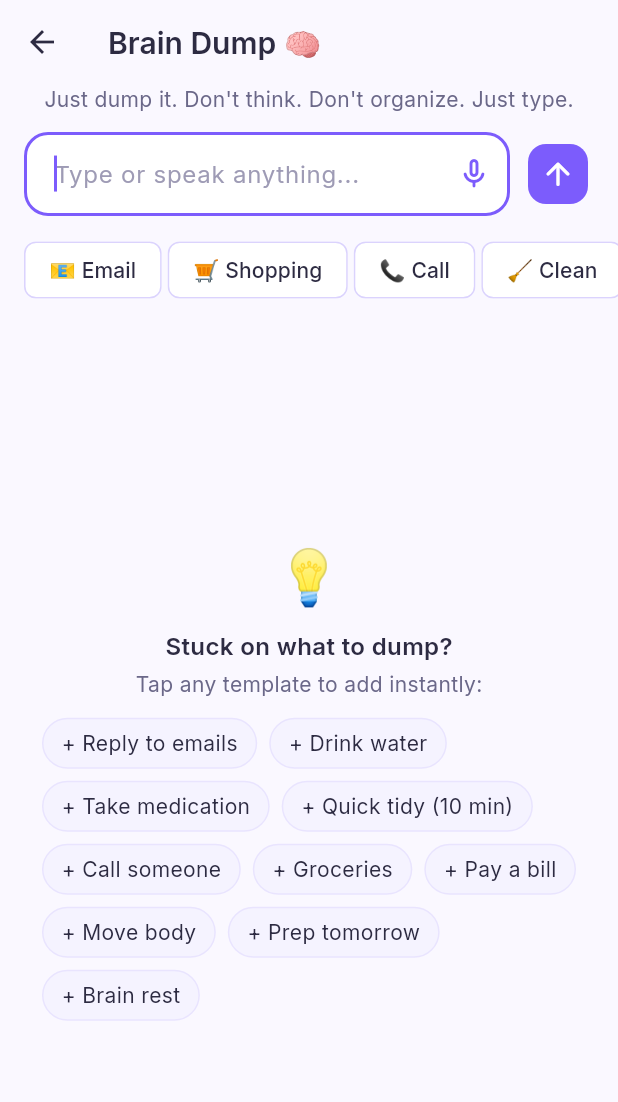
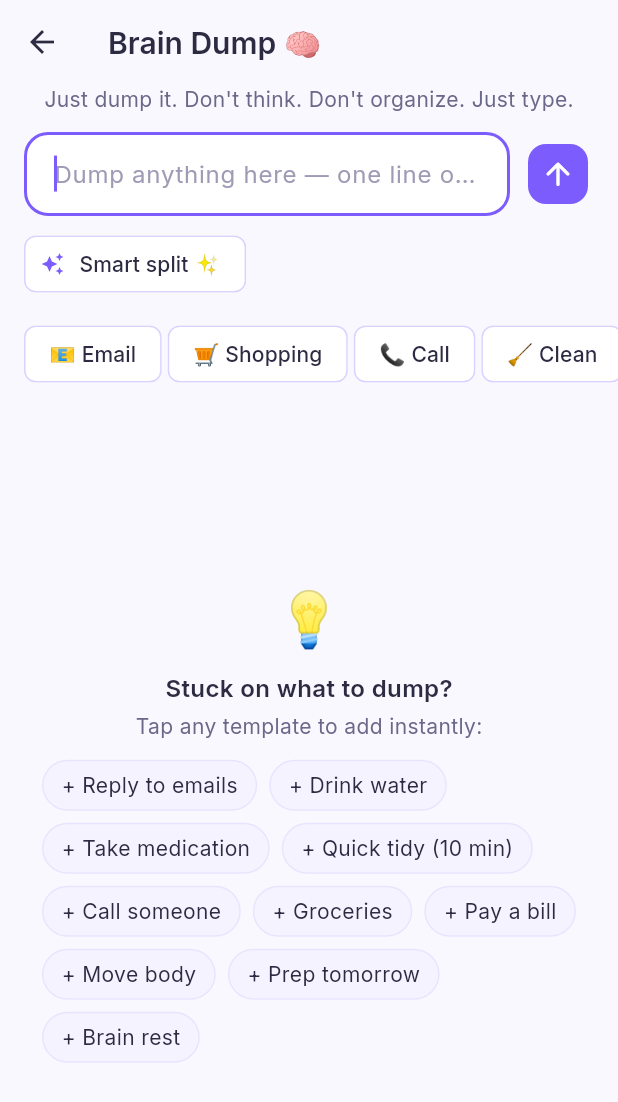
Before and after one commit to TheNishadhraj/Ekagra, a Flutter app: the BrainDumpScreen screen opened by its route, on a phone screen of 412 x 824 dp. Shown: the top 1102 px of the screen. Run offline on Flutter 3.47's test engine with Material 3 defaults, Android fonts, the phone set to English and light mode, and no system bars; our stand-ins replace flutter_animate, flutter_local_notifications, google_fonts, share_plus, shared_preferences, timezone; accounts and stored records are empty.

Commit message:
WI-2.1 (parser core): Smart split + removal of the fake voice sim
- lib/services/voice_dump_parser.dart: on-device transcript->tasks parser
  — fragment splitting (connectors + commas + newlines), filler
  stripping, date detection (today/tonight/tomorrow/this week/next
  week/by Friday/weekdays/someday), quick-add template matching with
  plural tolerance, garbage filtering. Pure functions, zero network.
- Brain Dump: the 2-second fake 'listening' mic (a K18-class honesty
  bug) is REMOVED; 'Smart split ✨' chip runs the parser on any typed or
  pasted blob into confirmable cards.
- FeatureFlags.voiceDump = unbuilt (honest); whisper binding deferred
  with owner decision brief docs/briefs/voice-yap-mode-brief.md
  (bundle vs first-run download; default: download).
- test/voice_dump_parser_test.dart: splitting, fillers/garbage, dates,
  templates, tidying, empty inputs.

Co-authored-by: arena-agent <297053741+arena-agent@users.noreply.github.com>

```diff
--- a/lib/config/feature_flags.dart
+++ b/lib/config/feature_flags.dart
@@ -64,6 +64,15 @@ class FeatureFlags {
   /// test/export_test.dart.
   static const dataExport = FeatureMaturity.live;
 
+  /// Voice "yap mode": NOT BUILT, and no UI implies otherwise. The old
+  /// Brain Dump mic button used to *simulate* listening for 2 seconds and
+  /// insert a hardcoded item — removed 2026-08-26 as a K18-class honesty
+  /// bug. What IS real today: the on-device transcript parser
+  /// (`VoiceDumpParser`, "Smart split") which turns any typed or pasted
+  /// dump into dated task cards. The whisper.cpp binding (first-run model
+  /// download) is deferred — docs/briefs/voice-yap-mode-brief.md.
+  static const voiceDump = FeatureMaturity.unbuilt;
+
   /// LIVE since WI-1.4 (2026-08-26): real local notifications via
   /// flutter_local_notifications — per-task gentle nudge sequence (max 3,
   /// then stops silently), one optional daily brief, one welcome-back
--- a/lib/screens/brain_dump/brain_dump_screen.dart
+++ b/lib/screens/brain_dump/brain_dump_screen.dart
@@ -7,6 +7,7 @@ import '../../config/theme.dart';
 import '../../providers/task_provider.dart';
 import '../../services/analytics_service.dart';
 import '../../services/monetization_service.dart';
+import '../../services/voice_dump_parser.dart';
 import '../../widgets/pro_gate.dart';
 
 class BrainDumpScreen extends StatefulWidget {
@@ -20,7 +21,7 @@ class _BrainDumpScreenState extends State<BrainDumpScreen> {
   final TextEditingController _controller = TextEditingController();
   final FocusNode _focusNode = FocusNode();
   final List<String> _dumpedItems = [];
-  bool _isListeningVoice = false;
+  final VoiceDumpParser _parser = VoiceDumpParser();
 
   final List<String> _categoryChips = const [
     '📧 Email',
@@ -92,21 +93,29 @@ class _BrainDumpScreenState extends State<BrainDumpScreen> {
     });
   }
 
-  void _toggleVoice() {
+  /// WI-2.1 core, shipped without the microphone: split a whole pasted or
+  /// typed brain-dump into confirmable task cards, with dates understood.
+  /// The on-device voice binding itself is `FeatureFlags.voiceDump`
+  /// (unbuilt, honestly) — see docs/briefs/voice-yap-mode-brief.md.
+  void _smartSplit() {
+    final text = _controller.text;
+    if (text.trim().isEmpty) return;
+    final fragments = _parser.parse(text);
+    if (fragments.isEmpty) return;
+
     setState(() {
-      _isListeningVoice = !_isListeningVoice;
+      for (final f in fragments) {
+        _dumpedItems.add(f.matchedTemplate ?? f.title);
+      }
+      _controller.clear();
     });
-    if (_isListeningVoice) {
-      // Simulate voice input adding a item after 2s
-      Future.delayed(const Duration(seconds: 2), () {
-        if (mounted && _isListeningVoice) {
-          _addItem('Call dentist for appointment');
-          setState(() {
-            _isListeningVoice = false;
-          });
-        }
-      });
-    }
+    _focusNode.requestFocus();
+
+    track(Ev.brainDumpCompleted, {
+      'source': 'smart_split',
+      'task_count': fragments.length,
+      'with_dates': fragments.where((f) => f.deadline != null).length,
+    });
   }
 
   /// Persist the dump and tell the user the truth about what was saved.
@@ -175,15 +184,8 @@ class _BrainDumpScreenState extends State<BrainDumpScreen> {
                       focusNode: _focusNode,
                       textInputAction: TextInputAction.done,
                       onSubmitted: _addItem,
-                      decoration: InputDecoration(
-                        hintText: 'Type or speak anything...',
-                        suffixIcon: IconButton(
-                          icon: Icon(
-                            _isListeningVoice ? Icons.mic_rounded : Icons.mic_none_rounded,
-                            color: _isListeningVoice ? EkagraColors.error : EkagraColors.primary,
-                          ),
-                          onPressed: _toggleVoice,
-                        ),
+                      decoration: const InputDecoration(
+                        hintText: 'Dump anything here — one line or one blob',
                       ),
                     ),
                   ),
@@ -198,32 +200,22 @@ class _BrainDumpScreenState extends State<BrainDumpScreen> {
               ),
             ),
 
-            if (_isListeningVoice)
-              Padding(
-                padding: const EdgeInsets.all(EkagraSpacing.md),
-                child: Container(
-                  padding: const EdgeInsets.symmetric(horizontal: 16, vertical: 8),
-                  decoration: BoxDecoration(
-                    color: EkagraColors.error.withValues(alpha: 0.1),
-                    borderRadius: BorderRadius.circular(EkagraRadius.full),
+            Padding(
+              padding: const EdgeInsets.fromLTRB(
+                EkagraSpacing.lg, EkagraSpacing.sm, EkagraSpacing.lg, 0),
+              child: Align(
+                alignment: Alignment.centerLeft,
+                child: ActionChip(
+                  avatar: const Icon(Icons.auto_awesome, size: 16),
+                  label: const Text('Smart split ✨'),
+                  backgroundColor: EkagraColors.surface,
+                  side: BorderSide(
+                    color: EkagraColors.primaryLight.withValues(alpha: 0.3),
                   ),
-                  child: const Row(
-                    mainAxisSize: MainAxisSize.min,
-                    children: [
-                      Icon(Icons.circle, color: EkagraColors.error, size: 10),
-                      SizedBox(width: 8),
-                      Text(
-                        'Listening... speak clearly',
-                        style: TextStyle(
-                          color: EkagraColors.error,
-                          fontWeight: FontWeight.w600,
-                          fontSize: 12,
-                        ),
-                      ),
-                    ],
-                  ),
+                  onPressed: _smartSplit,
                 ),
               ),
+            ),
 
             const SizedBox(height: EkagraSpacing.md),
 
--- /dev/null
+++ b/lib/services/voice_dump_parser.dart
@@ -0,0 +1,274 @@
+import '../config/constants.dart';
+import '../models/task_model.dart';
+
+/// Transcript-to-tasks parser ("yap mode" core, WI-2.1).
+///
+/// This is the brain of voice capture, built and shipped independently of
+/// the microphone: it turns one long unstructured stream — spoken or
+/// typed — into confirmable task cards with dates. Runs 100% on-device,
+/// no network, nothing to send anywhere ("Your words never leave this
+/// phone" is a structural claim, not a promise).
+///
+/// Grammar understood (deliberately tiny and forgiving):
+/// - fragment splits: newlines, "and then", "also", "oh and", "plus",
+///   "then", semicolons
+/// - fillers dropped: "um", "uh", "like", "hmm"
+/// - dates: today, tonight, tomorrow, this week, next week, "by Friday",
+///   "on Thursday", weekday names, "someday"
+/// - template matching maps fragments to the quick-add canon in
+///   EkagraConstants.commonTaskTemplates when they clearly mean one.
+class VoiceDumpParser {
+  List<ParsedFragment> parse(String transcript, {DateTime? now}) {
+    final today = now ?? DateTime.now();
+    final fragments = _split(transcript);
+    final out = <ParsedFragment>[];
+
+    for (final raw in fragments) {
+      var text = _stripFillers(raw);
+      if (!_isRealThought(text)) continue;
+
+      final date = _extractDate(text, today);
+      text = date?.cleanedTitle ?? text;
+      text = _tidy(text);
+      if (!_isRealThought(text)) continue;
+
+      out.add(
+        ParsedFragment(
+          title: text,
+          schedule: date?.schedule ?? TaskScheduleType.anytime,
+          deadline: date?.deadline,
+          matchedTemplate: _matchTemplate(text),
+        ),
+      );
+    }
+    return out;
+  }
+
+  // ── Splitting ─────────────────────────────────────────────────────────────
+
+  static const _splitPattern =
+      r'\n+|(?:\s+and\s+then\s+)|(?:\s+oh\s+and\s+)|(?:\s+and\s+also\s+)'
+      r'|(?:\s+also\s+)|(?:\s+plus\s+)|(?:,\s*then\s+)|(?:;\s*)|(?:,\s+)'
+      r'|(?:\s+and\s+)';
+
+  List<String> _split(String transcript) {
+    if (transcript.trim().isEmpty) return const [];
+    return transcript
+        .replaceAll(RegExp(_splitPattern, caseSensitive: false), '\u0001')
+        .split('\u0001')
+        .map((s) => s.trim())
+        .where((s) => s.isNotEmpty)
+        .toList();
+  }
+
+  // ── Filler stripping ──────────────────────────────────────────────────────
+
+  static const _fillers = {'um', 'uh', 'hmm', 'er', 'ah', 'like'};
+
+  String _stripFillers(String text) {
+    final words = text.split(RegExp(r'\s+'));
+    final kept = words.where((w) => !_fillers.contains(_word(w)));
+    return kept.join(' ');
+  }
+
+  String _word(String w) => w
+      .toLowerCase()
+      .replaceAll(RegExp(r'[^a-z0-9]'), '');
+
+  bool _isRealThought(String text) {
+    final cleaned = text.replaceAll(RegExp(r'[^A-Za-z0-9]'), '');
+    if (cleaned.length < 2) return false;
+    // A lone "ok", "tv" or "hmm hm" is an acknowledgement, not a thought.
+    // Keep anything with a real word (>=3 letters) or a digit in it.
+    final words = text.split(RegExp(r'[^A-Za-z0-9]+'))..removeWhere((w) => w.isEmpty);
+    return words.any((w) => w.length >= 3 || RegExp(r'\d').hasMatch(w));
+  }
+
+  // ── Date extraction ───────────────────────────────────────────────────────
+
+  static const _weekdays = [
+    'monday',
+    'tuesday',
+    'wednesday',
+    'thursday',
+    'friday',
+    'saturday',
+    'sunday',
+  ];
+
+  _DateSpec? _extractDate(String text, DateTime today) {
+    final lower = text.toLowerCase();
+
+    if (_containsWord(lower, 'someday')) {
+      return _DateSpec(
+        schedule: TaskScheduleType.someday,
+        deadline: null,
+        cleanedTitle: _removePhrase(text, 'someday'),
+      );
+    }
+    if (_containsWord(lower, 'tonight')) {
+      return _DateSpec(
+        schedule: TaskScheduleType.today,
+        deadline: _endOfDay(today),
+        cleanedTitle: _removePhrase(text, 'tonight'),
+      );
+    }
+    if (_containsWord(lower, 'today')) {
+      return _DateSpec(
+        schedule: TaskScheduleType.today,
+        deadline: _endOfDay(today),
+        cleanedTitle: _removePhrase(text, 'today'),
+      );
+    }
+    if (_containsWord(lower, 'tomorrow')) {
+      final when = today.add(const Duration(days: 1));
+      return _DateSpec(
+        schedule: TaskScheduleType.today,
+        deadline: _endOfDay(when),
+        cleanedTitle: _removePhrase(text, 'tomorrow'),
+      );
+    }
+    if (lower.contains('next week')) {
+      return _DateSpec(
+        schedule: TaskScheduleType.thisWeek,
+        deadline: _endOfDay(today.add(const Duration(days: 7))),
+        cleanedTitle: _removePhrase(text, 'next week'),
+      );
+    }
+    if (lower.contains('this week')) {
+      return _DateSpec(
+        schedule: TaskScheduleType.thisWeek,
+        deadline: _endOfDay(today.add(const Duration(days: 7))),
+        cleanedTitle: _removePhrase(text, 'this week'),
+      );
+    }
+
+    // "by Friday" / "on Thursday" / bare weekday.
+    for (var i = 0; i < _weekdays.length; i++) {
+      final day = _weekdays[i];
+      final by = RegExp('\\bby\\s+$day\\b');
+      final on = RegExp('\\bon\\s+$day\\b');
+      if (by.hasMatch(lower)) {
+        var title = text.replaceAll(RegExp(by.pattern, caseSensitive: false), '');
+        title = _removeLeadingJunk(title);
+        return _DateSpec(
+          schedule: TaskScheduleType.today,
+          deadline: _endOfDay(_nextOccurrence(i, today)),
+          cleanedTitle: title,
+        );
+      }
+      if (on.hasMatch(lower)) {
+        var title = text.replaceAll(RegExp(on.pattern, caseSensitive: false), '');
+        title = _removeLeadingJunk(title);
+        return _DateSpec(
+          schedule: TaskScheduleType.today,
+          deadline: _endOfDay(_nextOccurrence(i, today)),
+          cleanedTitle: title,
+        );
+      }
+    }
+    return null;
+  }
+
+  DateTime _nextOccurrence(int targetWeekday, DateTime today) {
+    final ahead = (targetWeekday - today.weekday + 7) % 7;
+    return today.add(Duration(days: ahead));
+  }
+
+  DateTime _endOfDay(DateTime d) =>
+      DateTime(d.year, d.month, d.day, 23, 59, 59);
+
+  bool _containsWord(String lower, String word) =>
+      RegExp('\\b$word\\b').hasMatch(lower);
+
+  String _removePhrase(String text, String phrase) =>
+      _removeLeadingJunk(text.replaceAll(RegExp('\\b$phrase\\b', caseSensitive: false), ''));
+
+  String _removeLeadingJunk(String text) =>
+      text.replaceFirst(RegExp(r'^[\s,.\-–—:]+'), '').trim();
+
+  // ── Template matching ─────────────────────────────────────────────────────
+
+  static const Map<String, String> _templateKeywords = {
+    'email': 'Reply to emails',
+    'mail': 'Reply to emails',
+    'inbox': 'Reply to emails',
+    'water': 'Drink water',
+    'hydrate': 'Drink water',
+    'med': 'Take medication',
+    'meds': 'Take medication',
+    'prescription': 'Take medication',
+    'tidy': 'Quick tidy (10 min)',
+    'clean': 'Quick tidy (10 min)',
+    'call': 'Call someone',
+    'phone': 'Call someone',
+    'ring': 'Call someone',
+    'groceries': 'Groceries',
+    'grocery': 'Groceries',
+    'shopping': 'Groceries',
+    'bill': 'Pay a bill',
+    'pay': 'Pay a bill',
+    'rent': 'Pay a bill',
+    'walk': 'Move body',
+    'gym': 'Move body',
+    'exercise': 'Move body',
+    'stretch': 'Move body',
+    'prep': 'Prep tomorrow',
+    'rest': 'Brain rest',
+    'break': 'Brain rest',
+  };
+
+  String? _matchTemplate(String title) {
+    final lower = title.toLowerCase();
+    for (final entry in _templateKeywords.entries) {
+      // Plural-tolerant whole-word match ("emails" -> "email").
+      if (RegExp('\\b${entry.key}s?\\b').hasMatch(lower)) {
+        final canonical = entry.value;
+        if (EkagraConstants.commonTaskTemplates.contains(canonical)) {
+          return canonical;
+        }
+      }
+    }
+    return null;
+  }
+
+  // ── Tidying ───────────────────────────────────────────────────────────────
+
+  String _tidy(String text) {
+    var t = text.replaceAll(RegExp(r'\s{2,}'), ' ').trim();
+    t = t.replaceAll(RegExp(r'[,;:\-–—]+$'), '').trim();
+    if (t.isNotEmpty) {
+      t = t[0].toUpperCase() + t.substring(1);
+    }
+    return t;
+  }
+}
+
+class ParsedFragment {
+  const ParsedFragment({
+    required this.title,
+    required this.schedule,
+    this.deadline,
+    this.matchedTemplate,
+  });
+
+  final String title;
+  final TaskScheduleType schedule;
+  final DateTime? deadline;
+
+  /// Canonical quick-add template this fragment clearly means, if any.
+  /// The UI may offer it as a one-tap alternative — never a replacement.
+  final String? matchedTemplate;
+}
+
+class _DateSpec {
+  const _DateSpec({
+    required this.schedule,
+    required this.deadline,
+    required this.cleanedTitle,
+  });
+
+  final TaskScheduleType schedule;
+  final DateTime? deadline;
+  final String cleanedTitle;
+}
```
Also changed, not shown: 2 other files.
